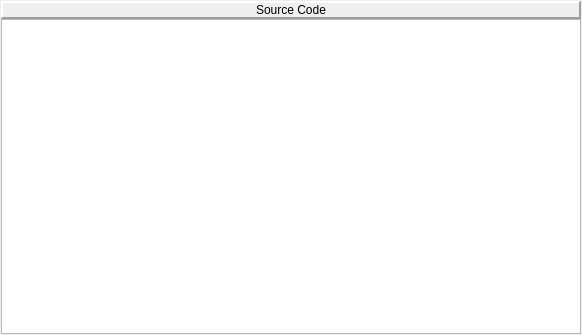
This is sourcecodepane.ui in WarlockD/pep8-1 as Qt 5 draws it before an edit. The edited form follows.
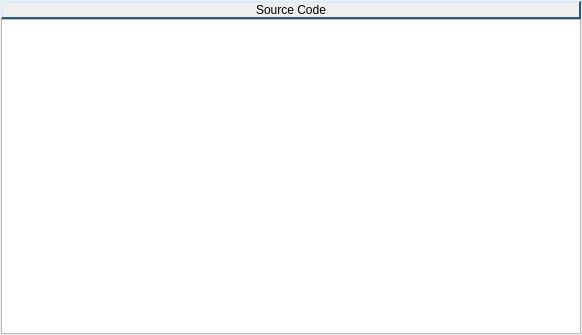
This is the edited form.

Commit message: Partially implemented change color of labels on focus.

```diff
--- a/sourcecodepane.ui
+++ b/sourcecodepane.ui
@@ -24,6 +24,421 @@
      </property>
      <item>
       <widget class="QLabel" name="pepSourceCodeLabel">
+       <property name="palette">
+        <palette>
+         <active>
+          <colorrole role="WindowText">
+           <brush brushstyle="SolidPattern">
+            <color alpha="255">
+             <red>0</red>
+             <green>0</green>
+             <blue>0</blue>
+            </color>
+           </brush>
+          </colorrole>
+          <colorrole role="Button">
+           <brush brushstyle="SolidPattern">
+            <color alpha="255">
+             <red>88</red>
+             <green>179</green>
+             <blue>255</blue>
+            </color>
+           </brush>
+          </colorrole>
+          <colorrole role="Light">
+           <brush brushstyle="SolidPattern">
+            <color alpha="255">
+             <red>216</red>
+             <green>237</green>
+             <blue>255</blue>
+            </color>
+           </brush>
+          </colorrole>
+          <colorrole role="Midlight">
+           <brush brushstyle="SolidPattern">
+            <color alpha="255">
+             <red>152</red>
+             <green>208</green>
+             <blue>255</blue>
+            </color>
+           </brush>
+          </colorrole>
+          <colorrole role="Dark">
+           <brush brushstyle="SolidPattern">
+            <color alpha="255">
+             <red>44</red>
+             <green>89</green>
+             <blue>127</blue>
+            </color>
+           </brush>
+          </colorrole>
+          <colorrole role="Mid">
+           <brush brushstyle="SolidPattern">
+            <color alpha="255">
+             <red>58</red>
+             <green>119</green>
+             <blue>170</blue>
+            </color>
+           </brush>
+          </colorrole>
+          <colorrole role="Text">
+           <brush brushstyle="SolidPattern">
+            <color alpha="255">
+             <red>0</red>
+             <green>0</green>
+             <blue>0</blue>
+            </color>
+           </brush>
+          </colorrole>
+          <colorrole role="BrightText">
+           <brush brushstyle="SolidPattern">
+            <color alpha="255">
+             <red>255</red>
+             <green>255</green>
+             <blue>255</blue>
+            </color>
+           </brush>
+          </colorrole>
+          <colorrole role="ButtonText">
+           <brush brushstyle="SolidPattern">
+            <color alpha="255">
+             <red>0</red>
+             <green>0</green>
+             <blue>0</blue>
+            </color>
+           </brush>
+          </colorrole>
+          <colorrole role="Base">
+           <brush brushstyle="SolidPattern">
+            <color alpha="255">
+             <red>255</red>
+             <green>255</green>
+             <blue>255</blue>
+            </color>
+           </brush>
+          </colorrole>
+          <colorrole role="Window">
+           <brush brushstyle="SolidPattern">
+            <color alpha="255">
+             <red>88</red>
+             <green>179</green>
+             <blue>255</blue>
+            </color>
+           </brush>
+          </colorrole>
+          <colorrole role="Shadow">
+           <brush brushstyle="SolidPattern">
+            <color alpha="255">
+             <red>0</red>
+             <green>0</green>
+             <blue>0</blue>
+            </color>
+           </brush>
+          </colorrole>
+          <colorrole role="AlternateBase">
+           <brush brushstyle="SolidPattern">
+            <color alpha="255">
+             <red>171</red>
+             <green>217</green>
+             <blue>255</blue>
+            </color>
+           </brush>
+          </colorrole>
+          <colorrole role="ToolTipBase">
+           <brush brushstyle="SolidPattern">
+            <color alpha="255">
+             <red>255</red>
+             <green>255</green>
+             <blue>220</blue>
+            </color>
+           </brush>
+          </colorrole>
+          <colorrole role="ToolTipText">
+           <brush brushstyle="SolidPattern">
+            <color alpha="255">
+             <red>0</red>
+             <green>0</green>
+             <blue>0</blue>
+            </color>
+           </brush>
+          </colorrole>
+         </active>
+         <inactive>
+          <colorrole role="WindowText">
+           <brush brushstyle="SolidPattern">
+            <color alpha="255">
+             <red>0</red>
+             <green>0</green>
+             <blue>0</blue>
+            </color>
+           </brush>
+          </colorrole>
+          <colorrole role="Button">
+           <brush brushstyle="SolidPattern">
+            <color alpha="255">
+             <red>88</red>
+             <green>179</green>
+             <blue>255</blue>
+            </color>
+           </brush>
+          </colorrole>
+          <colorrole role="Light">
+           <brush brushstyle="SolidPattern">
+            <color alpha="255">
+             <red>216</red>
+             <green>237</green>
+             <blue>255</blue>
+            </color>
+           </brush>
+          </colorrole>
+          <colorrole role="Midlight">
+           <brush brushstyle="SolidPattern">
+            <color alpha="255">
+             <red>152</red>
+             <green>208</green>
+             <blue>255</blue>
+            </color>
+           </brush>
+          </colorrole>
+          <colorrole role="Dark">
+           <brush brushstyle="SolidPattern">
+            <color alpha="255">
+             <red>44</red>
+             <green>89</green>
+             <blue>127</blue>
+            </color>
+           </brush>
+          </colorrole>
+          <colorrole role="Mid">
+           <brush brushstyle="SolidPattern">
+            <color alpha="255">
+             <red>58</red>
+             <green>119</green>
+             <blue>170</blue>
+            </color>
+           </brush>
+          </colorrole>
+          <colorrole role="Text">
+           <brush brushstyle="SolidPattern">
+            <color alpha="255">
+             <red>0</red>
+             <green>0</green>
+             <blue>0</blue>
+            </color>
+           </brush>
+          </colorrole>
+          <colorrole role="BrightText">
+           <brush brushstyle="SolidPattern">
+            <color alpha="255">
+             <red>255</red>
+             <green>255</green>
+             <blue>255</blue>
+            </color>
+           </brush>
+          </colorrole>
+          <colorrole role="ButtonText">
+           <brush brushstyle="SolidPattern">
+            <color alpha="255">
+             <red>0</red>
+             <green>0</green>
+             <blue>0</blue>
+            </color>
+           </brush>
+          </colorrole>
+          <colorrole role="Base">
+           <brush brushstyle="SolidPattern">
+            <color alpha="255">
+             <red>255</red>
+             <green>255</green>
+             <blue>255</blue>
+            </color>
+           </brush>
+          </colorrole>
+          <colorrole role="Window">
+           <brush brushstyle="SolidPattern">
+            <color alpha="255">
+             <red>88</red>
+             <green>179</green>
+             <blue>255</blue>
+            </color>
+           </brush>
+          </colorrole>
+          <colorrole role="Shadow">
+           <brush brushstyle="SolidPattern">
+            <color alpha="255">
+             <red>0</red>
+             <green>0</green>
+             <blue>0</blue>
+            </color>
+           </brush>
+          </colorrole>
+          <colorrole role="AlternateBase">
+           <brush brushstyle="SolidPattern">
+            <color alpha="255">
+             <red>171</red>
+             <green>217</green>
+             <blue>255</blue>
+            </color>
+           </brush>
+          </colorrole>
+          <colorrole role="ToolTipBase">
+           <brush brushstyle="SolidPattern">
+            <color alpha="255">
+             <red>255</red>
+             <green>255</green>
+             <blue>220</blue>
+            </color>
+           </brush>
+          </colorrole>
+          <colorrole role="ToolTipText">
+           <brush brushstyle="SolidPattern">
+            <color alpha="255">
+             <red>0</red>
+             <green>0</green>
+             <blue>0</blue>
+            </color>
+           </brush>
+          </colorrole>
+         </inactive>
+         <disabled>
+          <colorrole role="WindowText">
+           <brush brushstyle="SolidPattern">
+            <color alpha="255">
+             <red>0</red>
+             <green>0</green>
+             <blue>0</blue>
+            </color>
+           </brush>
+          </colorrole>
+          <colorrole role="Button">
+           <brush brushstyle="SolidPattern">
+            <color alpha="255">
+             <red>88</red>
+             <green>179</green>
+             <blue>255</blue>
+            </color>
+           </brush>
+          </colorrole>
+          <colorrole role="Light">
+           <brush brushstyle="SolidPattern">
+            <color alpha="255">
+             <red>216</red>
+             <green>237</green>
+             <blue>255</blue>
+            </color>
+           </brush>
+          </colorrole>
+          <colorrole role="Midlight">
+           <brush brushstyle="SolidPattern">
+            <color alpha="255">
+             <red>152</red>
+             <green>208</green>
+             <blue>255</blue>
+            </color>
+           </brush>
+          </colorrole>
+          <colorrole role="Dark">
+           <brush brushstyle="SolidPattern">
+            <color alpha="255">
+             <red>44</red>
+             <green>89</green>
+             <blue>127</blue>
+            </color>
+           </brush>
+          </colorrole>
+          <colorrole role="Mid">
+           <brush brushstyle="SolidPattern">
+            <color alpha="255">
+             <red>58</red>
+             <green>119</green>
+             <blue>170</blue>
+            </color>
+           </brush>
+          </colorrole>
+          <colorrole role="Text">
+           <brush brushstyle="SolidPattern">
+            <color alpha="255">
+             <red>44</red>
+             <green>89</green>
+             <blue>127</blue>
+            </color>
+           </brush>
+          </colorrole>
+          <colorrole role="BrightText">
+           <brush brushstyle="SolidPattern">
+            <color alpha="255">
+             <red>255</red>
+             <green>255</green>
+             <blue>255</blue>
+            </color>
+           </brush>
+          </colorrole>
+          <colorrole role="ButtonText">
+           <brush brushstyle="SolidPattern">
+            <color alpha="255">
+             <red>44</red>
+             <green>89</green>
+             <blue>127</blue>
+            </color>
+           </brush>
+          </colorrole>
+          <colorrole role="Base">
+           <brush brushstyle="SolidPattern">
+            <color alpha="255">
+             <red>88</red>
+             <green>179</green>
+             <blue>255</blue>
+            </color>
+           </brush>
+          </colorrole>
+          <colorrole role="Window">
+           <brush brushstyle="SolidPattern">
+            <color alpha="255">
+             <red>88</red>
+             <green>179</green>
+             <blue>255</blue>
+            </color>
+           </brush>
+          </colorrole>
+          <colorrole role="Shadow">
+           <brush brushstyle="SolidPattern">
+            <color alpha="255">
+             <red>0</red>
+             <green>0</green>
+             <blue>0</blue>
+            </color>
+           </brush>
+          </colorrole>
+          <colorrole role="AlternateBase">
+           <brush brushstyle="SolidPattern">
+            <color alpha="255">
+             <red>88</red>
+             <green>179</green>
+             <blue>255</blue>
+            </color>
+           </brush>
+          </colorrole>
+          <colorrole role="ToolTipBase">
+           <brush brushstyle="SolidPattern">
+            <color alpha="255">
+             <red>255</red>
+             <green>255</green>
+             <blue>220</blue>
+            </color>
+           </brush>
+          </colorrole>
+          <colorrole role="ToolTipText">
+           <brush brushstyle="SolidPattern">
+            <color alpha="255">
+             <red>0</red>
+             <green>0</green>
+             <blue>0</blue>
+            </color>
+           </brush>
+          </colorrole>
+         </disabled>
+        </palette>
+       </property>
        <property name="frameShape">
         <enum>QFrame::Panel</enum>
        </property>
```
The commit also changes 8 other files.
